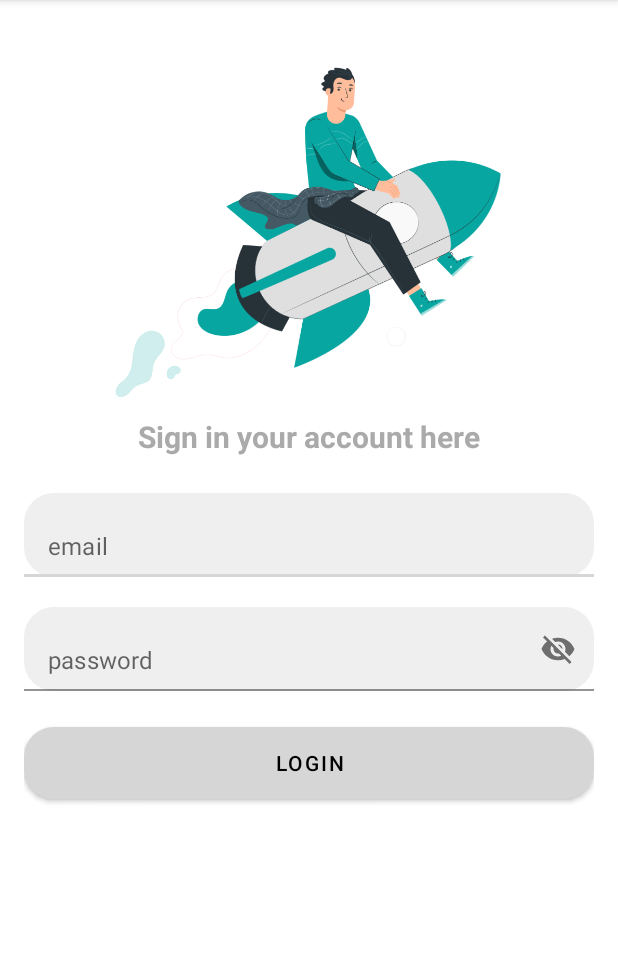
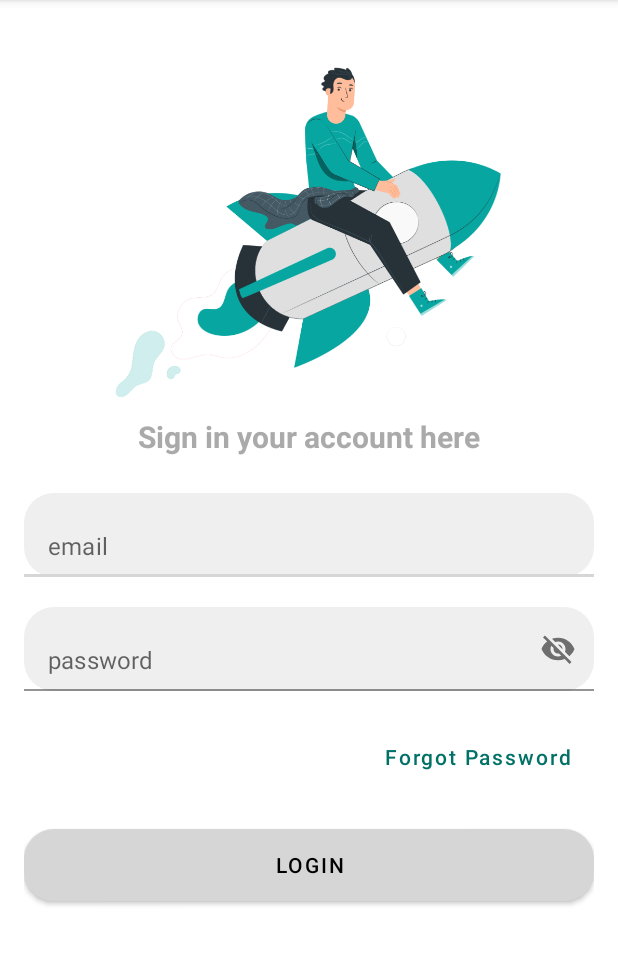
Before and after one commit to FerrianTitus/android-live-attendance, an Android app: the LoginActivity screen opened directly, with no data from a screen before it, on a phone screen of 412 x 824 dp, the part 84-1049 px from its top. Run offline under Robolectric (Android 15) with nearby library versions, the phone set to English and light mode, and no system bars.

Commit message:
ui: Add Forgot Password Page

```diff
--- a/app/src/main/AndroidManifest.xml
+++ b/app/src/main/AndroidManifest.xml
@@ -9,7 +9,8 @@
         android:roundIcon="@mipmap/ic_launcher_round"
         android:supportsRtl="true"
         android:theme="@style/Theme.LiveAttendanceApp">
-        <activity android:name=".views.login.LoginActivity"></activity>
+        <activity android:name=".views.forgotpass.ForgotPasswordActivity"></activity>
+        <activity android:name=".views.login.LoginActivity" />
         <activity android:name=".views.splash.SplashActivity" />
         <activity android:name=".MainActivity">
             <intent-filter>
--- a/app/src/main/res/layout/activity_login.xml
+++ b/app/src/main/res/layout/activity_login.xml
@@ -66,6 +66,17 @@
         </com.google.android.material.textfield.TextInputLayout>
 
         <Button
+            android:id="@+id/btn_forgot_password"
+            android:layout_width="wrap_content"
+            android:layout_height="wrap_content"
+            android:background="@android:color/transparent"
+            android:textAllCaps="false"
+            android:textColor="@color/colorPrimaryDark"
+            android:layout_gravity="end"
+            android:text="@string/forgot_password"
+            android:layout_marginTop="20dp"/>
+
+        <Button
             android:id="@+id/btn_login"
             android:layout_width="match_parent"
             android:layout_height="wrap_content"
--- a/app/src/main/res/values/strings.xml
+++ b/app/src/main/res/values/strings.xml
@@ -4,4 +4,5 @@
     <string name="email">email</string>
     <string name="password">password</string>
     <string name="login">login</string>
+    <string name="forgot_password">Forgot Password</string>
 </resources>
```
Also changed, not shown: app/src/main/java/com/example/liveattendanceapp/views/forgotpass/ForgotPasswordActivity.kt (added, +23 -0 lines), app/src/main/res/layout/activity_forgot_password.xml (added, +61 -0 lines), app/src/main/res/values/styles.xml (added, +8 -0 lines).
